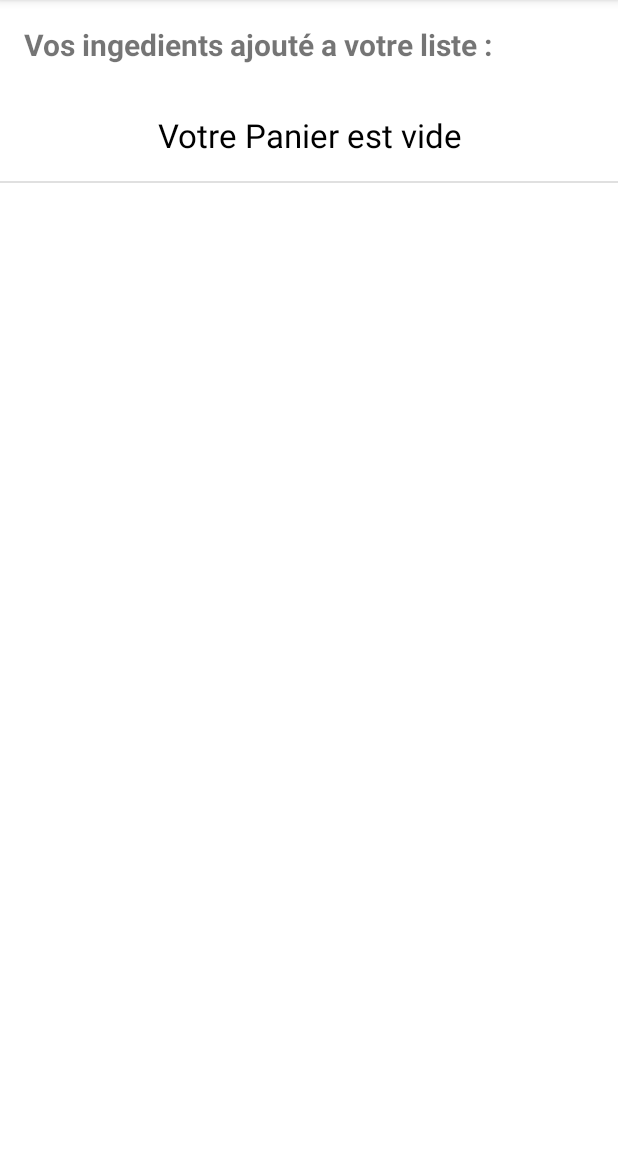
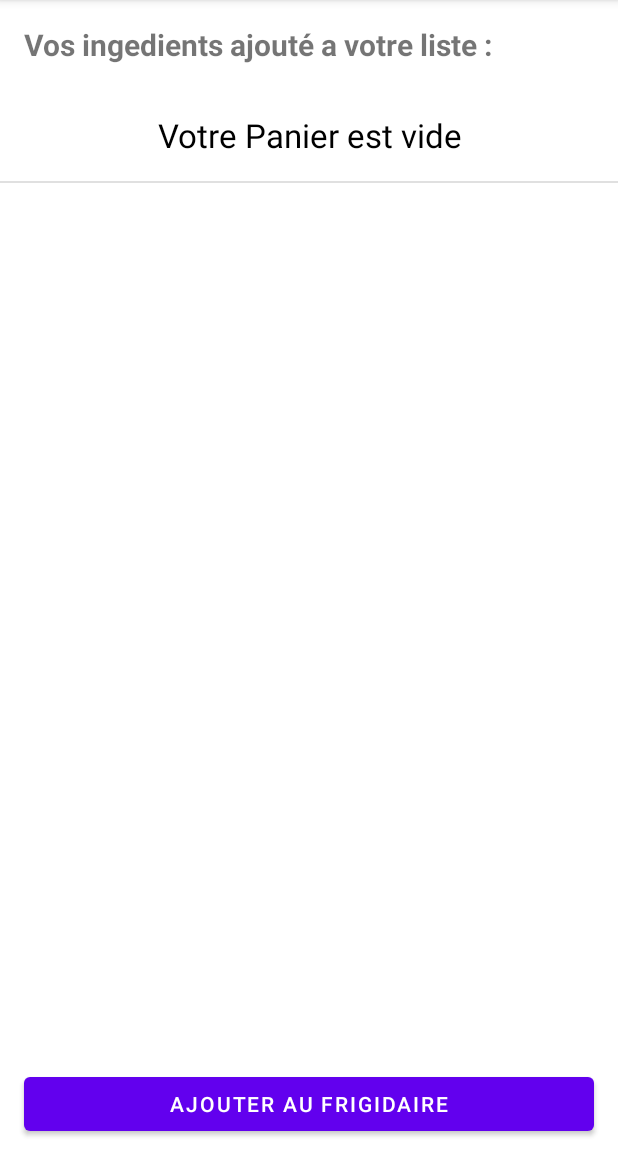
Before and after one commit to OdArthur/LesRecettesDuPetitEtudiant, an Android app: the fragment BasketFragment shown on its own in the app's theme, on a phone screen of 412 x 824 dp, the part 84-1236 px from its top. Run offline under Robolectric (Android 15) with nearby library versions, the phone set to English and light mode, and no system bars.

Commit message:
Feat : adding basket to fridge

```diff
--- a/app/src/main/java/com/example/lesrecettesdupetitetudiant/BasketAdapter.kt
+++ b/app/src/main/java/com/example/lesrecettesdupetitetudiant/BasketAdapter.kt
@@ -67,7 +67,7 @@ class BasketAdapter(
             val builder = AlertDialog.Builder(context)
             var message = "Combien de "
             message += items[position]
-            message += " voulez-vous retirer du frigo?"
+            message += " voulez-vous retirer du panier?"
 
             builder.setMessage(message)
 
@@ -94,7 +94,7 @@ class BasketAdapter(
 
                 val ingredientsMap = HashMap<String, Int>()
                 ingredientsMap[items[position]] = decrementNumber
-                db.removeIngredientsFromFridge(ingredientsMap)
+                db.removeIngredientsFromBasket(ingredientsMap)
                 notifyDataSetChanged()
             }
             builder.setNegativeButton("Annuler", null)
--- a/app/src/main/java/com/example/lesrecettesdupetitetudiant/ui/Basket/BasketFragment.kt
+++ b/app/src/main/java/com/example/lesrecettesdupetitetudiant/ui/Basket/BasketFragment.kt
@@ -37,6 +37,10 @@ class BasketFragment : Fragment() {
 
         db.displayBasket(listBasketIngredients)
 
+        binding.BTNBasketToFridge.setOnClickListener{ view ->
+            db.AddBasketToFridge(listBasketIngredients)
+        }
+
     }
 
     override fun onResume() {
--- a/app/src/main/res/layout/fragment_basket.xml
+++ b/app/src/main/res/layout/fragment_basket.xml
@@ -1,11 +1,11 @@
 <?xml version="1.0" encoding="utf-8"?>
-<LinearLayout xmlns:android="http://schemas.android.com/apk/res/android"
+<androidx.constraintlayout.widget.ConstraintLayout xmlns:android="http://schemas.android.com/apk/res/android"
     xmlns:app="http://schemas.android.com/apk/res-auto"
     xmlns:tools="http://schemas.android.com/tools"
     android:layout_width="match_parent"
     android:layout_height="match_parent"
     android:orientation="vertical"
-    tools:context=".ui.Basket.BasketFragment" >
+    tools:context=".ui.Basket.BasketFragment">
 
     <TextView
         android:id="@+id/textView4"
@@ -14,17 +14,40 @@
         android:padding="16dp"
         android:text="Vos ingedients ajouté a votre liste :"
         android:textSize="20sp"
-        android:textStyle="bold" />
+        android:textStyle="bold"
+        app:layout_constraintEnd_toEndOf="parent"
+        app:layout_constraintStart_toStartOf="parent"
+        app:layout_constraintTop_toTopOf="parent" />
 
     <LinearLayout
+        android:id="@+id/linearLayout"
         android:layout_width="match_parent"
-        android:layout_height="match_parent"
-        android:orientation="vertical">
+        android:layout_height="0dp"
+        android:layout_marginBottom="8dp"
+        android:orientation="vertical"
+        app:layout_constraintBottom_toTopOf="@+id/BTN_BasketToFridge"
+        app:layout_constraintEnd_toEndOf="parent"
+        app:layout_constraintStart_toStartOf="parent"
+        app:layout_constraintTop_toBottomOf="@+id/textView4">
 
         <ListView
             android:id="@+id/listBasketIngredients"
             android:layout_width="match_parent"
-            android:layout_height="0dp"
-            android:layout_weight="1" />
+            android:layout_height="match_parent" />
+
     </LinearLayout>
-</LinearLayout>
+
+    <Button
+        android:id="@+id/BTN_BasketToFridge"
+        android:layout_width="match_parent"
+        android:layout_height="wrap_content"
+        android:layout_marginStart="16dp"
+        android:layout_marginEnd="16dp"
+        android:layout_marginBottom="8dp"
+        android:minHeight="48dp"
+        android:text="Ajouter au frigidaire"
+        app:layout_constraintBottom_toBottomOf="parent"
+        app:layout_constraintEnd_toEndOf="parent"
+        app:layout_constraintStart_toStartOf="parent" />
+
+</androidx.constraintlayout.widget.ConstraintLayout>
```
Also changed, not shown: app/src/main/java/com/example/lesrecettesdupetitetudiant/MaBDHelper.kt (+33 -3 lines).
